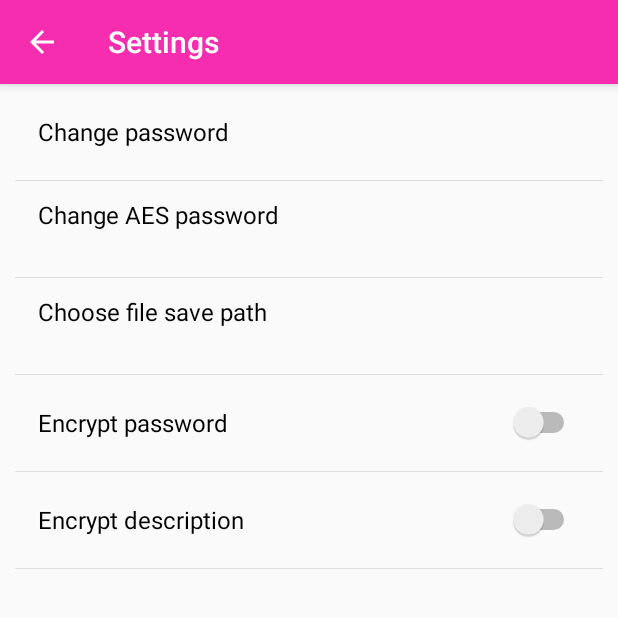
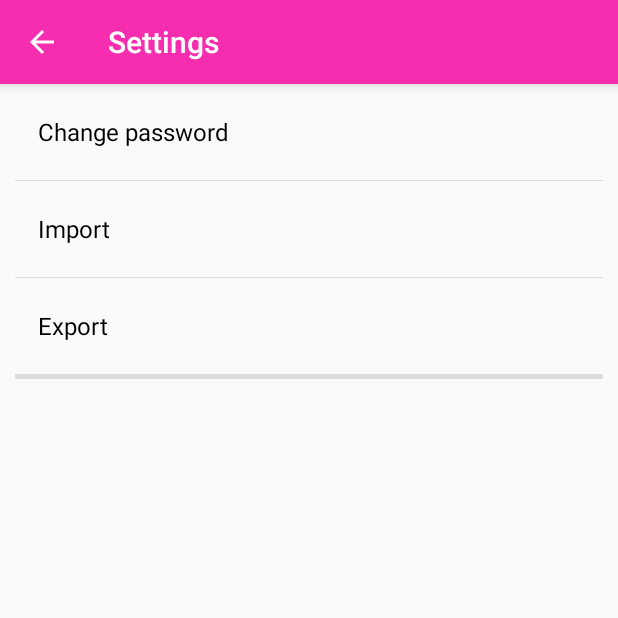
Before and after one commit to liueq/Keyper, an Android app: the MainActivity screen opened directly, with no data from a screen before it, in the options menu, after a tap on "Settings", on a phone screen of 412 x 824 dp, the top half of it. Run offline under Robolectric (Android 15) with nearby library versions, the phone set to English and light mode, and no system bars; our stand-ins replace ButterKnife, Dagger/Hilt's generated code; libraries missing offline, so code that uses them is left out: net.sqlcipher, net.sqlcipher.database, rx.android.schedulers, rx.schedulers; 2 statements that could not run were skipped.

Commit message:
去掉了SettingsActivity 中的无用选项，暂时添加了Import和Export 设置，但是还未决定是否要添加。

```diff
--- a/app/src/main/java/com/liueq/testdagger/activity/MainActivity.java
+++ b/app/src/main/java/com/liueq/testdagger/activity/MainActivity.java
@@ -83,19 +83,14 @@ public class MainActivity extends BaseActivity {
 
     @Override
     public boolean onCreateOptionsMenu(Menu menu) {
-        // Inflate the menu; this adds items to the action bar if it is present.
         getMenuInflater().inflate(R.menu.menu_main, menu);
         return super.onCreateOptionsMenu(menu);
     }
 
     @Override
     public boolean onOptionsItemSelected(MenuItem item) {
-        // Handle action bar item clicks here. The action bar will
-        // automatically handle clicks on the Home/Up button, so long
-        // as you specify a parent activity in AndroidManifest.xml.
         int id = item.getItemId();
 
-        //noinspection SimplifiableIfStatement
         if (id == R.id.action_settings) {
             Intent intent = new Intent(MainActivity.this, SettingsActivity.class);
             startActivity(intent);
--- a/app/src/main/java/com/liueq/testdagger/activity/SettingsActivity.java
+++ b/app/src/main/java/com/liueq/testdagger/activity/SettingsActivity.java
@@ -21,6 +21,7 @@ import com.liueq.testdagger.TestApplication;
 import com.liueq.testdagger.activity.module.SettingsActivityModule;
 import com.liueq.testdagger.ui.activity.presenter.Presenter;
 import com.liueq.testdagger.ui.activity.presenter.SettingsActivityPresenter;
+import com.liueq.testdagger.utils.BackUpTool;
 
 import javax.inject.Inject;
 
@@ -34,22 +35,27 @@ public class SettingsActivity extends BaseActivity {
     Toolbar mToolbar;
     @Bind(R.id.rl_change_pwd)
     RelativeLayout mRelativePwd;
-    @Bind(R.id.rl_change_aes)
-    RelativeLayout mRelativeAES;
-    @Bind(R.id.rl_change_path)
-    RelativeLayout mRelativePath;
-    @Bind(R.id.rl_encrypt_pwd)
-    RelativeLayout mRelativeEncPwd;
-    @Bind(R.id.rl_encrypt_desc)
-    RelativeLayout mRelativeEncDesc;
-    @Bind(R.id.switch_pwd)
-    Switch mSwitchPwd;
-    @Bind(R.id.switch_desc)
-    Switch mSwitchDesc;
-    @Bind(R.id.tv_show_aes)
-    TextView mTextViewAES;
-    @Bind(R.id.tv_show_path)
-    TextView mTextViewPath;
+    @Bind(R.id.rl_import)
+    RelativeLayout mRelativeImport;
+    @Bind(R.id.rl_export)
+    RelativeLayout mRelativeExport;
+
+//    @Bind(R.id.rl_change_aes)
+//    RelativeLayout mRelativeAES;
+//    @Bind(R.id.rl_change_path)
+//    RelativeLayout mRelativePath;
+//    @Bind(R.id.rl_encrypt_pwd)
+//    RelativeLayout mRelativeEncPwd;
+//    @Bind(R.id.rl_encrypt_desc)
+//    RelativeLayout mRelativeEncDesc;
+//    @Bind(R.id.switch_pwd)
+//    Switch mSwitchPwd;
+//    @Bind(R.id.switch_desc)
+//    Switch mSwitchDesc;
+//    @Bind(R.id.tv_show_aes)
+//    TextView mTextViewAES;
+//    @Bind(R.id.tv_show_path)
+//    TextView mTextViewPath;
 
     @Inject
     SettingsActivityPresenter presenter;
@@ -74,21 +80,21 @@ public class SettingsActivity extends BaseActivity {
             mToolbar.setElevation(8);
         }
 
-        mSwitchPwd.setOnCheckedChangeListener(new CompoundButton.OnCheckedChangeListener() {
-            @Override
-            public void onCheckedChanged(CompoundButton buttonView, boolean isChecked) {
-                presenter.encryptPwd(isChecked);
-                presenter.saveData();
-            }
-        });
+//        mSwitchPwd.setOnCheckedChangeListener(new CompoundButton.OnCheckedChangeListener() {
+//            @Override
+//            public void onCheckedChanged(CompoundButton buttonView, boolean isChecked) {
+//                presenter.encryptPwd(isChecked);
+//                presenter.saveData();
+//            }
+//        });
 
-        mSwitchDesc.setOnCheckedChangeListener(new CompoundButton.OnCheckedChangeListener() {
-            @Override
-            public void onCheckedChanged(CompoundButton buttonView, boolean isChecked) {
-                presenter.encryptDesc(isChecked);
-                presenter.saveData();
-            }
-        });
+//        mSwitchDesc.setOnCheckedChangeListener(new CompoundButton.OnCheckedChangeListener() {
+//            @Override
+//            public void onCheckedChanged(CompoundButton buttonView, boolean isChecked) {
+//                presenter.encryptDesc(isChecked);
+//                presenter.saveData();
+//            }
+//        });
     }
 
     private void initData(){
@@ -109,33 +115,40 @@ public class SettingsActivity extends BaseActivity {
         return presenter;
     }
 
-    public void checkSwitchPwd(boolean check){
-        mSwitchPwd.setChecked(check);
-    }
+//    public void checkSwitchPwd(boolean check){
+//        mSwitchPwd.setChecked(check);
+//    }
 
-    public void checkSwitchDesc(boolean check){
-        mSwitchDesc.setChecked(check);
-    }
+//    public void checkSwitchDesc(boolean check){
+//        mSwitchDesc.setChecked(check);
+//    }
 
-    @OnClick({R.id.rl_change_pwd, R.id.rl_change_aes, R.id.rl_change_path, R.id.rl_encrypt_pwd, R.id.rl_encrypt_desc})
+    @OnClick({R.id.rl_change_pwd, R.id.rl_import, R.id.rl_export, R.id.rl_change_aes, R.id.rl_change_path, R.id.rl_encrypt_pwd, R.id.rl_encrypt_desc})
     public void click(View v){
         int id = v.getId();
         switch (id){
             case R.id.rl_change_pwd:
                 createChangePasswordDialog();
                 break;
-            case R.id.rl_change_aes:
-                createChangeAESDialog();
+            case R.id.rl_import:
+                //TODO Import DB
+                BackUpTool.importDB(this);
                 break;
-            case R.id.rl_change_path:
-                createChooseSavePathDialog();
+            case R.id.rl_export:
+                //TODO Export DB
                 break;
-            case R.id.rl_encrypt_pwd:
-                mSwitchPwd.setChecked(!mSwitchPwd.isChecked());
-                break;
-            case R.id.rl_encrypt_desc:
-                mSwitchDesc.setChecked(!mSwitchDesc.isChecked());
-                break;
+//            case R.id.rl_change_aes:
+//                createChangeAESDialog();
+//                break;
+//            case R.id.rl_change_path:
+//                createChooseSavePathDialog();
+//                break;
+//            case R.id.rl_encrypt_pwd:
+//                mSwitchPwd.setChecked(!mSwitchPwd.isChecked());
+//                break;
+//            case R.id.rl_encrypt_desc:
+//                mSwitchDesc.setChecked(!mSwitchDesc.isChecked());
+//                break;
         }
     }
 
@@ -261,13 +274,13 @@ public class SettingsActivity extends BaseActivity {
         builder.create().show();
     }
 
-    public void setShowAES(String aes_pwd){
-        mTextViewAES.setText(aes_pwd);
-    }
+//    public void setShowAES(String aes_pwd){
+//        mTextViewAES.setText(aes_pwd);
+//    }
 
-    public void setShowPath(String file_path){
-        mTextViewPath.setText(file_path);
-    }
+//    public void setShowPath(String file_path){
+//        mTextViewPath.setText(file_path);
+//    }
 
 
     @Override
--- a/app/src/main/java/com/liueq/testdagger/ui/activity/presenter/SettingsActivityPresenter.java
+++ b/app/src/main/java/com/liueq/testdagger/ui/activity/presenter/SettingsActivityPresenter.java
@@ -52,21 +52,21 @@ public class SettingsActivityPresenter extends Presenter{
 
         //第一次启动的时候初始化，默认是加密
         if(pwd_enc_status == null && desc_enc_status == null){
-            mSettingsActivity.checkSwitchPwd(true);
-            mSettingsActivity.checkSwitchDesc(true);
+//            mSettingsActivity.checkSwitchPwd(true);
+//            mSettingsActivity.checkSwitchDesc(true);
             return ;
         }
 
         if(pwd_enc_status.equals(Constants.YES)){
-            mSettingsActivity.checkSwitchPwd(true);
+//            mSettingsActivity.checkSwitchPwd(true);
         }else{
-            mSettingsActivity.checkSwitchPwd(false);
+//            mSettingsActivity.checkSwitchPwd(false);
         }
 
         if(desc_enc_status.equals(Constants.YES)){
-            mSettingsActivity.checkSwitchDesc(true);
+//            mSettingsActivity.checkSwitchDesc(true);
         }else{
-            mSettingsActivity.checkSwitchDesc(false);
+//            mSettingsActivity.checkSwitchDesc(false);
         }
     }
 
@@ -77,7 +77,7 @@ public class SettingsActivityPresenter extends Presenter{
         String aes = aes_pwd_map.get(Constants.SP_AES);
 
         //设定到activity
-        mSettingsActivity.setShowAES(aes);
+//        mSettingsActivity.setShowAES(aes);
 
         StringBuffer sb = new StringBuffer();
         if (mFilePathState.get(Constants.SP_IS_SAVE_EXTERNAL)) {
@@ -90,7 +90,7 @@ public class SettingsActivityPresenter extends Presenter{
             sb.append(mSettingsActivity.getString(R.string.internal_path));
         }
 
-        mSettingsActivity.setShowPath(sb.toString());
+//        mSettingsActivity.setShowPath(sb.toString());
     }
     public void encryptPwd(boolean encrypt){
         mSetSpUseCase.savePwdEncStatus(encrypt);
--- a/app/src/main/java/com/liueq/testdagger/ui/fragment/ListFragment.java
+++ b/app/src/main/java/com/liueq/testdagger/ui/fragment/ListFragment.java
@@ -27,7 +27,7 @@ import rx.schedulers.Schedulers;
 
 /**
  * Created by liueq on 17/2/2016.
- * 主界面，所有Item list
+ * 主界面，ALL tab
  */
 public class ListFragment extends Fragment{
 
@@ -61,7 +61,7 @@ public class ListFragment extends Fragment{
 		ButterKnife.bind(this, v);
 
 		initView();
-		initData();
+		loadData();
 		return v;
 	}
 
@@ -134,7 +134,7 @@ public class ListFragment extends Fragment{
         });
 	}
 
-	private void initData(){
+	private void loadData(){
 		loadListOb().subscribeOn(Schedulers.io())
 					.observeOn(AndroidSchedulers.mainThread())
 					.subscribe(loadListSub());
@@ -144,6 +144,12 @@ public class ListFragment extends Fragment{
         recyclerListAdapter.clear();
         recyclerListAdapter.addAll(list);
         recyclerListAdapter.notifyDataSetChanged();
+	}
+
+	@Override
+	public void onResume() {
+		super.onResume();
+		loadData();
 	}
 
 	private Observable<List<Account>> loadListOb(){
--- a/app/src/main/res/layout/activity_settings.xml
+++ b/app/src/main/res/layout/activity_settings.xml
@@ -41,6 +41,60 @@
         android:background="@color/divider"/>
 
     <RelativeLayout
+        android:id="@+id/rl_import"
+        android:layout_width="match_parent"
+        android:layout_height="?attr/listPreferredItemHeight"
+        android:layout_marginLeft="10dp"
+        android:layout_marginRight="10dp"
+        android:padding="15dp"
+        android:background="@drawable/setting_item_bg"
+        android:clickable="true"
+        >
+
+        <TextView
+            android:layout_width="wrap_content"
+            android:layout_height="wrap_content"
+            android:layout_centerVertical="true"
+            android:text="@string/import_data"
+            android:textSize="16sp"
+            android:textColor="@color/black"/>
+    </RelativeLayout>
+
+    <TextView
+        android:layout_width="match_parent"
+        android:layout_height="0.5dp"
+        android:layout_marginLeft="10dp"
+        android:layout_marginRight="10dp"
+        android:background="@color/divider"/>
+
+    <RelativeLayout
+        android:id="@+id/rl_export"
+        android:layout_width="match_parent"
+        android:layout_height="?attr/listPreferredItemHeight"
+        android:layout_marginLeft="10dp"
+        android:layout_marginRight="10dp"
+        android:padding="15dp"
+        android:background="@drawable/setting_item_bg"
+        android:clickable="true"
+        >
+
+        <TextView
+            android:layout_width="wrap_content"
+            android:layout_height="wrap_content"
+            android:layout_centerVertical="true"
+            android:text="@string/export_data"
+            android:textSize="16sp"
+            android:textColor="@color/black"/>
+    </RelativeLayout>
+
+    <TextView
+        android:layout_width="match_parent"
+        android:layout_height="0.5dp"
+        android:layout_marginLeft="10dp"
+        android:layout_marginRight="10dp"
+        android:background="@color/divider"/>
+
+    <RelativeLayout
         android:id="@+id/rl_change_aes"
         android:layout_width="match_parent"
         android:layout_height="?attr/listPreferredItemHeight"
@@ -50,6 +104,7 @@
         android:paddingRight="15dp"
         android:background="@drawable/setting_item_bg"
         android:clickable="true"
+        android:visibility="gone"
         >
 
         <LinearLayout
@@ -92,6 +147,7 @@
         android:paddingRight="15dp"
         android:background="@drawable/setting_item_bg"
         android:clickable="true"
+        android:visibility="gone"
         >
 
         <LinearLayout
@@ -133,6 +189,7 @@
         android:padding="15dp"
         android:background="@drawable/setting_item_bg"
         android:clickable="true"
+        android:visibility="gone"
         >
 
         <TextView
@@ -167,6 +224,7 @@
         android:padding="15dp"
         android:background="@drawable/setting_item_bg"
         android:clickable="true"
+        android:visibility="gone"
         >
 
         <TextView
--- a/app/src/main/res/values/strings.xml
+++ b/app/src/main/res/values/strings.xml
@@ -24,6 +24,8 @@
     <string name="change_path">Choose file save path</string>
     <string name="encrypt_password">Encrypt password</string>
     <string name="encrypt_description">Encrypt description</string>
+    <string name="import_data">Import</string>
+    <string name="export_data">Export</string>
 
     <string name="external_path">External Storage</string>
     <string name="internal_path">Internal Storage</string>
```
Also changed, not shown: app/src/main/java/com/liueq/testdagger/utils/BackUpTool.java (added, +50 -0 lines).
